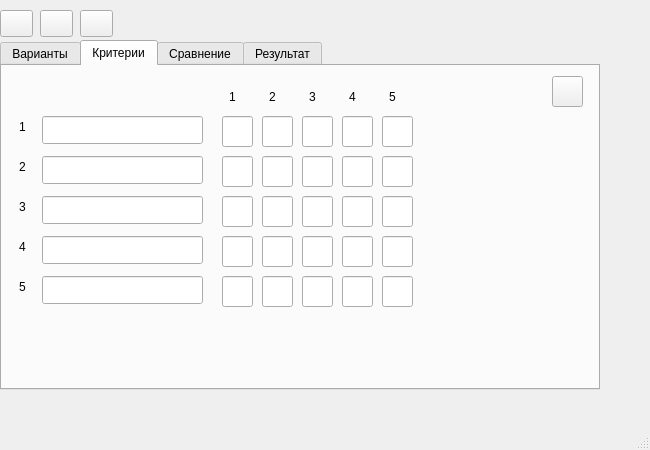
Above: mainwindow.ui from DefautName/MagWork before the change. Below: the same form after it.
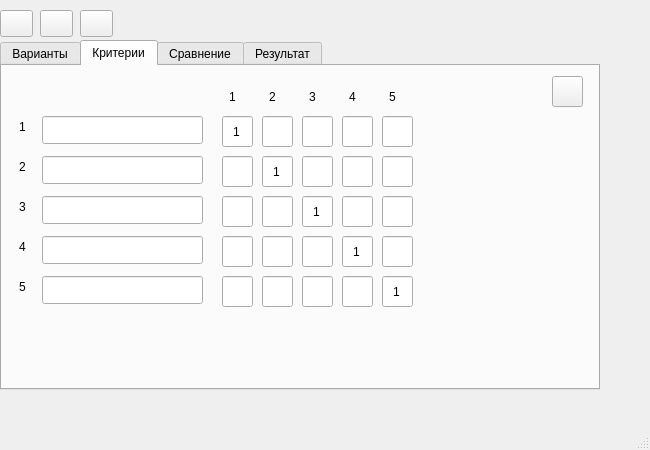
That is the form after the change. The open tabs and pages were chosen to show the change. Icons and pictures are not drawn.

Commit message: Элементы переименованы для дальнейшего использования в программе

```diff
--- a/mainwindow.ui
+++ b/mainwindow.ui
@@ -278,6 +278,18 @@
         <height>31</height>
        </rect>
       </property>
+      <property name="cursor">
+       <cursorShape>ArrowCursor</cursorShape>
+      </property>
+      <property name="autoFillBackground">
+       <bool>false</bool>
+      </property>
+      <property name="text">
+       <string>1</string>
+      </property>
+      <property name="alignment">
+       <set>Qt::AlignmentFlag::AlignCenter</set>
+      </property>
       <property name="readOnly">
        <bool>true</bool>
       </property>
@@ -301,6 +313,18 @@
         <height>31</height>
        </rect>
       </property>
+      <property name="cursor">
+       <cursorShape>ArrowCursor</cursorShape>
+      </property>
+      <property name="text">
+       <string>1</string>
+      </property>
+      <property name="alignment">
+       <set>Qt::AlignmentFlag::AlignCenter</set>
+      </property>
+      <property name="readOnly">
+       <bool>true</bool>
+      </property>
      </widget>
      <widget class="QLineEdit" name="lineEdit_7">
       <property name="geometry">
@@ -377,6 +401,18 @@
         <height>31</height>
        </rect>
       </property>
+      <property name="cursor">
+       <cursorShape>ArrowCursor</cursorShape>
+      </property>
+      <property name="text">
+       <string>1</string>
+      </property>
+      <property name="alignment">
+       <set>Qt::AlignmentFlag::AlignCenter</set>
+      </property>
+      <property name="readOnly">
+       <bool>true</bool>
+      </property>
      </widget>
      <widget class="QLabel" name="label_9">
       <property name="geometry">
@@ -525,6 +561,18 @@
         <height>31</height>
        </rect>
       </property>
+      <property name="cursor">
+       <cursorShape>ArrowCursor</cursorShape>
+      </property>
+      <property name="text">
+       <string>1</string>
+      </property>
+      <property name="alignment">
+       <set>Qt::AlignmentFlag::AlignCenter</set>
+      </property>
+      <property name="readOnly">
+       <bool>true</bool>
+      </property>
      </widget>
      <widget class="QLabel" name="label_12">
       <property name="geometry">
@@ -627,6 +675,18 @@
         <height>31</height>
        </rect>
       </property>
+      <property name="cursor">
+       <cursorShape>ArrowCursor</cursorShape>
+      </property>
+      <property name="text">
+       <string>1</string>
+      </property>
+      <property name="alignment">
+       <set>Qt::AlignmentFlag::AlignCenter</set>
+      </property>
+      <property name="readOnly">
+       <bool>true</bool>
+      </property>
      </widget>
      <widget class="QLineEdit" name="lineEdit_30">
       <property name="geometry">
```
Left out of the diff: 135 changed lines with no effect on the pictures. The commit also changes 2 other files.
